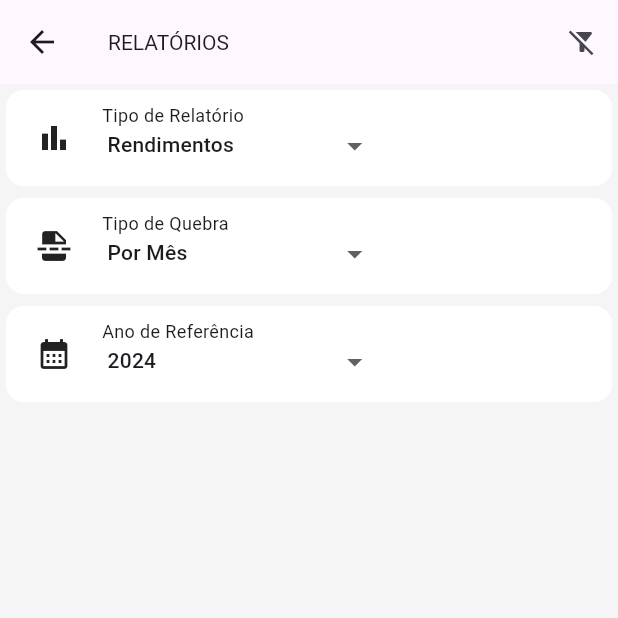
After one commit to gilmarferrari/Plan-It, a Flutter app: the ReportsPage screen opened by its route, on a phone screen of 412 x 824 dp, the top half of it. The commit adds this screen. Run offline on Flutter 3.47's test engine with Material 3 defaults, Android fonts, the phone set to English and light mode, and no system bars; our stand-ins replace animated_text_kit, file_picker, flutter_expandable_fab, fluttertoast, sqflite; missing offline and left inert: d_chart; accounts and stored records are empty.

Commit message:
Added reports page.

```diff
--- a/lib/components/custom_dropdown.dart
+++ b/lib/components/custom_dropdown.dart
@@ -10,6 +10,8 @@ class CustomDropdown extends StatelessWidget {
   final String prefix;
   final Function(dynamic value) onChanged;
   final double elevation;
+  final bool enabled;
+  final String? disabledText;
 
   const CustomDropdown(
       {super.key,
@@ -21,6 +23,8 @@ class CustomDropdown extends StatelessWidget {
       this.prefix = '',
       this.backgroundColor,
       this.iconColor,
+      this.enabled = true,
+      this.disabledText,
       this.elevation = 0});
 
   @override
@@ -59,13 +63,15 @@ class CustomDropdown extends StatelessWidget {
                       ...options.map((v) => DropdownMenuItem(
                           value: v,
                           child: Text(
-                            '$prefix $v',
+                            !enabled && disabledText != null
+                                ? disabledText!
+                                : '$prefix $v',
                             style: const TextStyle(
                               fontSize: 14,
                             ),
                           )))
                     ],
-                    onChanged: (dynamic v) => onChanged(v)),
+                    onChanged: enabled ? (dynamic v) => onChanged(v) : null),
               ),
             ),
           ])
--- a/lib/main.dart
+++ b/lib/main.dart
@@ -9,6 +9,7 @@ import 'pages/home_page.dart';
 import 'pages/incomings_page.dart';
 import 'pages/payers_page.dart';
 import 'pages/payment_types_page.dart';
+import 'pages/reports_page.dart';
 import 'pages/transactions_page.dart';
 import 'utils/app_constants.dart';
 import 'utils/app_routes.dart';
@@ -40,6 +41,7 @@ class App extends StatelessWidget {
           AppRoutes.PAYERS: (ctx) => const PayersPage(),
           AppRoutes.PAYMENT_TYPES: (ctx) => const PaymentTypesPage(),
           AppRoutes.TRANSACTIONS: (ctx) => const TransactionsPage(),
+          AppRoutes.REPORTS: (ctx) => const ReportsPage(),
         },
         debugShowCheckedModeBanner: false,
         localizationsDelegates: const [GlobalMaterialLocalizations.delegate]);
--- /dev/null
+++ b/lib/pages/reports_page.dart
@@ -0,0 +1,308 @@
+import 'package:flutter/material.dart';
+import 'package:intl/intl.dart';
+import '../components/custom_dropdown.dart';
+import '../components/custom_list_month_header.dart';
+import '../components/custom_report_card.dart';
+import '../components/loading_container.dart';
+import '../models/budget_entry.dart';
+import '../models/expense.dart';
+import '../models/incoming.dart';
+import '../services/local_database.dart';
+import '../utils/app_constants.dart';
+import '../utils/extensions.dart';
+import '../view_models/enum_entry.dart';
+import '../view_models/report.dart';
+
+class ReportsPage extends StatefulWidget {
+  const ReportsPage({super.key});
+
+  @override
+  State<ReportsPage> createState() => _ReportsPageState();
+}
+
+class _ReportsPageState extends State<ReportsPage> {
+  late Future<List<List<dynamic>>> _future;
+  late final LocalDatabase _localDatabase = LocalDatabase();
+  final List<EnumEntry<ReportType>> _reportTypes = [
+    EnumEntry(description: 'Rendimentos', value: ReportType.Incomings),
+    EnumEntry(description: 'Despesas', value: ReportType.Expenses),
+    EnumEntry(
+        description: 'Despesas Pendentes', value: ReportType.PendingExpenses),
+    EnumEntry(
+        description: 'Despesas Agendadas', value: ReportType.ScheduledExpenses),
+    EnumEntry(description: 'Orçamento', value: ReportType.Budgets),
+  ];
+  late EnumEntry<ReportType> _reportType = _reportTypes.first;
+  final List<EnumEntry<BreakType>> _breakTypes = [
+    EnumEntry(description: 'Por Mês', value: BreakType.Month),
+    EnumEntry(description: 'Por Categoria', value: BreakType.Category),
+  ];
+  late EnumEntry<BreakType> _breakType = _breakTypes.first;
+  final List<int> _years = [
+    for (int i = 2020; i <= DateTime.now().year + 1; i++) i
+  ];
+  int _year = DateTime.now().year;
+  bool _showFilters = true;
+
+  @override
+  void initState() {
+    super.initState();
+    _future = getReportData();
+  }
+
+  @override
+  Widget build(BuildContext context) {
+    return FutureBuilder(
+        future: _future,
+        builder: (context, AsyncSnapshot snapshot) {
+          if (snapshot.connectionState != ConnectionState.waiting) {
+            List<Report> records = [];
+
+            switch (_reportType.value) {
+              case ReportType.Incomings:
+                records = (snapshot.data[0] as List<Incoming>)
+                    .map((x) => Report(
+                        breakType: _breakType.value,
+                        entryDate: x.entryDate,
+                        amount: x.grossAmount,
+                        category: x.incomingCategory.description))
+                    .toList();
+                break;
+              case ReportType.Expenses:
+                records = (snapshot.data[0] as List<Expense>)
+                    .map((x) => Report(
+                        breakType: _breakType.value,
+                        entryDate: (x.paymentDate ?? x.entryDate),
+                        amount: x.amount,
+                        category: x.budgetCategory.description,
+                        description: x.description))
+                    .toList();
+                break;
+              case ReportType.PendingExpenses:
+                records = (snapshot.data[0] as List<Expense>)
+                    .map((x) => Report(
+                        breakType: _breakType.value,
+                        entryDate: (x.paymentDate ?? x.entryDate),
+                        amount: x.amount,
+                        category: x.budgetCategory.description,
+                        description: x.description))
+                    .toList();
+                break;
+              case ReportType.ScheduledExpenses:
+                records = (snapshot.data[0] as List<Expense>)
+                    .map((x) => Report(
+                        breakType: _breakType.value,
+                        entryDate: (x.paymentDate ?? x.entryDate),
+                        amount: x.amount,
+                        category: x.budgetCategory.description,
+                        description: x.description))
+                    .toList();
+                break;
+              case ReportType.Budgets:
+                records = (snapshot.data[0] as List<BudgetEntry>)
+                    .map((x) => Report(
+                        breakType: _breakType.value,
+                        entryDate: x.entryDate,
+                        amount: x.amount,
+                        category: x.budgetCategory.description))
+                    .toList();
+                break;
+            }
+
+            records.sort((a, b) => a.entryDate.isAfter(b.entryDate) ? -1 : 1);
+
+            var sections = [];
+
+            switch (_breakType.value) {
+              case BreakType.Month:
+                sections = records
+                    .map((r) =>
+                        DateFormat('MMMM/yyyy', 'pt').format(r.entryDate))
+                    .toSet()
+                    .toList();
+                break;
+              case BreakType.Category:
+                sections = records.map((r) => r.category).toSet().toList();
+                break;
+            }
+
+            return Scaffold(
+              resizeToAvoidBottomInset: false,
+              appBar: AppBar(
+                title: const Text(
+                  'RELATÓRIOS',
+                  style: TextStyle(fontSize: 14),
+                ),
+                actions: [
+                  IconButton(
+                      onPressed: () {
+                        setState(() => _showFilters = !_showFilters);
+                      },
+                      splashRadius: 20,
+                      icon: Icon(
+                        _showFilters ? Icons.filter_alt_off : Icons.filter_alt,
+                        size: 20,
+                      ))
+                ],
+              ),
+              body: Column(
+                children: [
+                  AnimatedContainer(
+                    duration: const Duration(milliseconds: 300),
+                    height: _showFilters ? 220 : 0,
+                    child: ListView(
+                        physics: const NeverScrollableScrollPhysics(),
+                        children: [
+                          CustomDropdown(
+                            title: 'Tipo de Relatório',
+                            icon: Icons.bar_chart,
+                            value: _reportType,
+                            options: _reportTypes,
+                            backgroundColor: Colors.white,
+                            onChanged: (dynamic type) {
+                              setState(() {
+                                _reportType = type;
+                                _future = getReportData();
+                              });
+                            },
+                          ),
+                          CustomDropdown(
+                            title: 'Tipo de Quebra',
+                            icon: Icons.insert_page_break,
+                            value: _breakType,
+                            options: _breakTypes,
+                            backgroundColor: Colors.white,
+                            onChanged: (dynamic type) {
+                              setState(() {
+                                _breakType = type;
+                                _future = getReportData();
+                              });
+                            },
+                          ),
+                          CustomDropdown(
+                            title: 'Ano de Referência',
+                            icon: Icons.calendar_month,
+                            value: _year,
+                            options: _years,
+                            backgroundColor: Colors.white,
+                            enabled: isYearSelectionEnabled(),
+                            disabledText: 'Todos',
+                            onChanged: (dynamic year) {
+                              setState(() {
+                                _year = year;
+                                _future = getReportData();
+                              });
+                            },
+                          ),
+                        ]),
+                  ),
+                  Container(
+                    child: !_showFilters
+                        ? Card(
+                            color: AppConstants.primaryColor,
+                            elevation: 0,
+                            margin: const EdgeInsets.all(5),
+                            child: Padding(
+                                padding: const EdgeInsets.all(10),
+                                child: Row(
+                                  mainAxisAlignment:
+                                      MainAxisAlignment.spaceBetween,
+                                  children: [
+                                    const Text(
+                                      'TOTAL',
+                                      style: TextStyle(
+                                          fontSize: 11, color: Colors.white),
+                                    ),
+                                    Text(
+                                      NumberFormat.simpleCurrency(locale: 'pt')
+                                          .format(records
+                                              .map((i) => i.amount)
+                                              .fold<double>(
+                                                  0, (a, b) => a + b)),
+                                      style: const TextStyle(
+                                          fontSize: 11, color: Colors.white),
+                                    )
+                                  ],
+                                )),
+                          )
+                        : null,
+                  ),
+                  Flexible(
+                    child: ListView.builder(
+                        itemCount: sections.length,
+                        itemBuilder: (ctx, index) {
+                          var section = sections[index];
+                          var sectionRecords =
+                              getSectionRecords(records, section);
+
+                          return Column(
+                              crossAxisAlignment: CrossAxisAlignment.start,
+                              children: [
+                                CustomListMonthHeader(
+                                    month: section,
+                                    amount: sectionRecords
+                                        .map((i) => i.amount)
+                                        .fold<double>(0, (a, b) => a + b)),
+                                ...sectionRecords
+                                    .map((r) => CustomReportCard(report: r))
+                              ]);
+                        }),
+                  ),
+                ],
+              ),
+            );
+          } else {
+            return const LoadingContainer();
+          }
+        });
+  }
+
+  Future<List<List<dynamic>>> getReportData() async {
+    switch (_reportType.value) {
+      case ReportType.Incomings:
+        return [await _localDatabase.getIncomings(year: _year)];
+      case ReportType.Expenses:
+        return [await _localDatabase.getExpenses(year: _year)];
+      case ReportType.PendingExpenses:
+        return [
+          await _localDatabase.getExpenses(year: _year, unpaidOnly: true)
+        ];
+      case ReportType.ScheduledExpenses:
+        return [
+          await _localDatabase.getExpenses(year: _year, scheduledOnly: true)
+        ];
+      case ReportType.Budgets:
+        return [await _localDatabase.getBudgetEntries(year: _year)];
+    }
+  }
+
+  List<Report> getSectionRecords(List<Report> records, String section) {
+    switch (_breakType.value) {
+      case BreakType.Month:
+        return Extensions.groupBy<Report>(
+                records
+                    .where((r) =>
+                        DateFormat('MMMM/yyyy', 'pt').format(r.entryDate) ==
+                        section)
+                    .toList(),
+                (r) => r.category)
+            .entries
+            .toList()
+            .map((e) => Report(
+                breakType: e.value.first.breakType,
+                entryDate: e.value.first.entryDate,
+                amount: e.value
+                    .map((v) => v.amount)
+                    .fold<double>(0, (a, b) => a + b),
+                category: e.key))
+            .toList();
+      case BreakType.Category:
+        return records.where((r) => r.category == section).toList();
+    }
+  }
+
+  bool isYearSelectionEnabled() {
+    return _reportType.value != ReportType.PendingExpenses &&
+        _reportType.value != ReportType.ScheduledExpenses;
+  }
+}
--- a/lib/utils/app_routes.dart
+++ b/lib/utils/app_routes.dart
@@ -9,4 +9,5 @@ class AppRoutes {
   static const PAYERS = '/payers';
   static const PAYMENT_TYPES = '/payment-types';
   static const TRANSACTIONS = '/transactions';
+  static const REPORTS = '/reports';
 }
--- /dev/null
+++ b/lib/view_models/enum_entry.dart
@@ -0,0 +1,11 @@
+class EnumEntry<T> {
+  String description;
+  T value;
+
+  EnumEntry({required this.description, required this.value});
+
+  @override
+  String toString() {
+    return description;
+  }
+}
--- /dev/null
+++ b/lib/view_models/report.dart
@@ -0,0 +1,30 @@
+// ignore_for_file: constant_identifier_names
+
+class Report {
+  String category;
+  String? description;
+  DateTime entryDate;
+  double amount;
+  BreakType breakType;
+
+  Report({
+    required this.category,
+    required this.entryDate,
+    required this.amount,
+    required this.breakType,
+    this.description,
+  });
+}
+
+enum ReportType {
+  Incomings,
+  Expenses,
+  PendingExpenses,
+  ScheduledExpenses,
+  Budgets,
+}
+
+enum BreakType {
+  Category,
+  Month,
+}
```
Also changed, not shown: lib/components/custom_report_card.dart (added, +54 -0 lines), lib/pages/home_page.dart (+10 -0 lines), lib/services/local_database.dart (+36 -6 lines).
